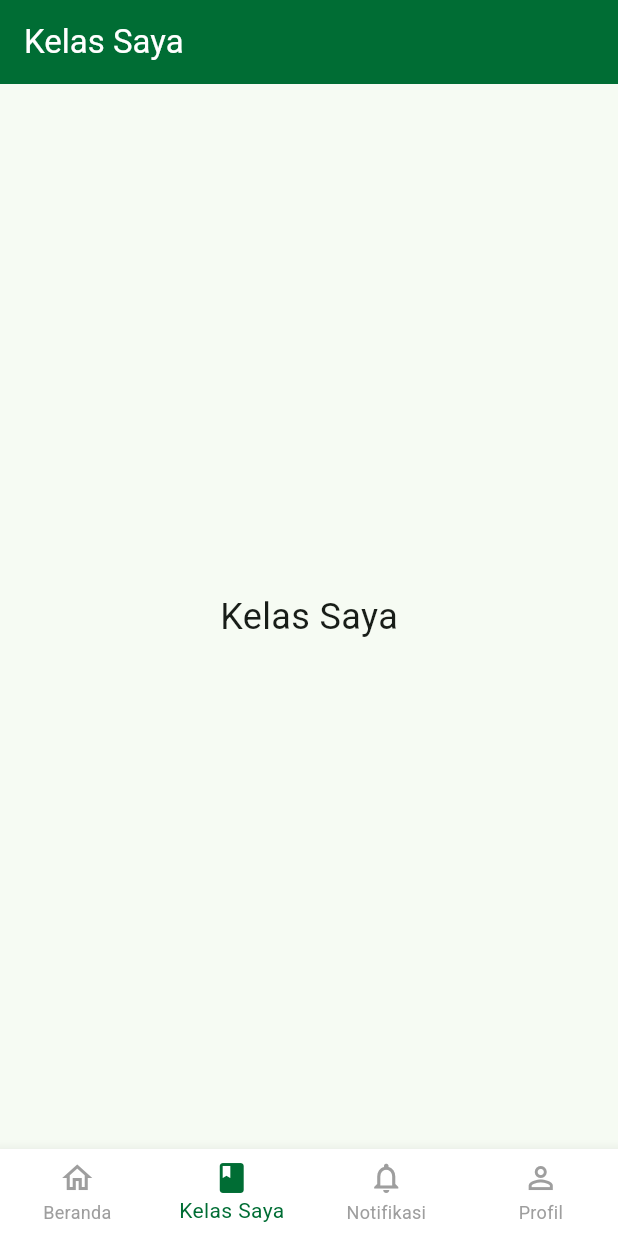
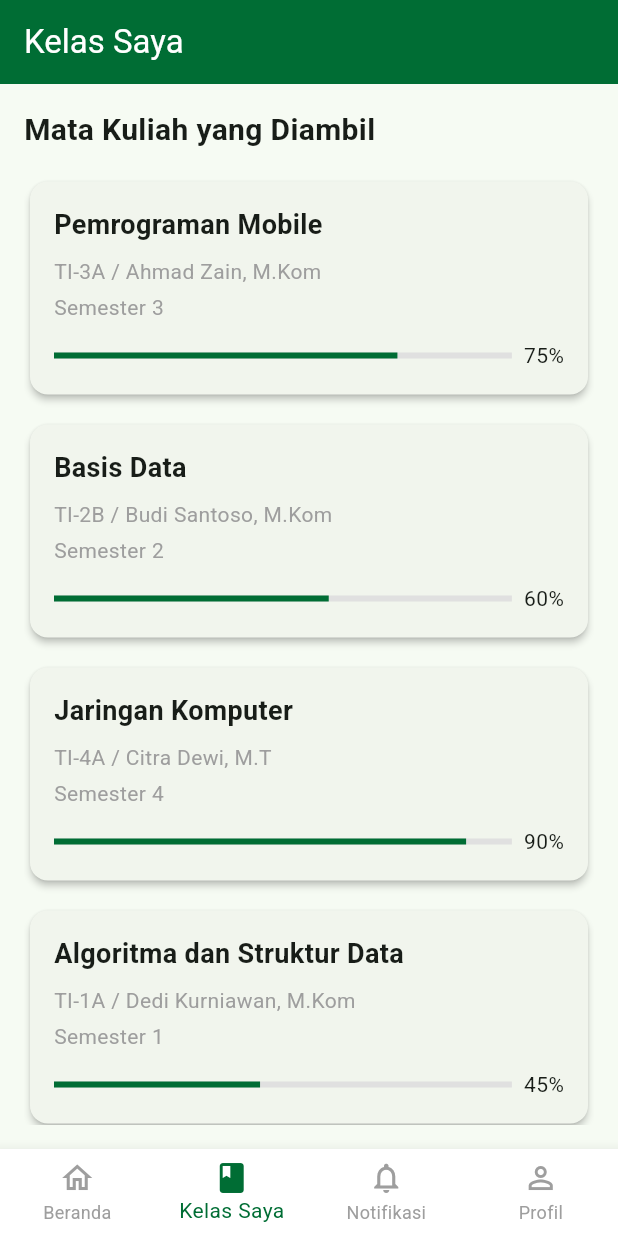
Before and after one commit to rinimaulia09/apk_uimlms, a Flutter app: the screen it shows after launch, item 2 of the bottom bar chosen, on a phone screen of 412 x 824 dp. Run offline on Flutter 3.47's test engine with Material 3 defaults, Android fonts, the phone set to English and light mode, and no system bars.

Commit message:
menambahkan konten untuk halaman kelas saya

```diff
--- a/lib/screens/my_classes_screen.dart
+++ b/lib/screens/my_classes_screen.dart
@@ -11,8 +11,136 @@ class MyClassesScreen extends StatelessWidget {
         backgroundColor: const Color(0xFF006D34), // UIM Green
         foregroundColor: Colors.white,
       ),
-      body: const Center(
-        child: Text('Kelas Saya', style: TextStyle(fontSize: 24)),
+      body: Padding(
+        padding: const EdgeInsets.all(16.0),
+        child: Column(
+          crossAxisAlignment: CrossAxisAlignment.start,
+          children: [
+            const Text(
+              'Mata Kuliah yang Diambil',
+              style: TextStyle(fontSize: 20, fontWeight: FontWeight.bold),
+            ),
+            const SizedBox(height: 16),
+            Expanded(
+              child: ListView(
+                children: [
+                  _buildClassCard(
+                    context,
+                    'Pemrograman Mobile',
+                    'TI-3A / Ahmad Zain, M.Kom',
+                    'Semester 3',
+                    75,
+                  ),
+                  const SizedBox(height: 12),
+                  _buildClassCard(
+                    context,
+                    'Basis Data',
+                    'TI-2B / Budi Santoso, M.Kom',
+                    'Semester 2',
+                    60,
+                  ),
+                  const SizedBox(height: 12),
+                  _buildClassCard(
+                    context,
+                    'Jaringan Komputer',
+                    'TI-4A / Citra Dewi, M.T',
+                    'Semester 4',
+                    90,
+                  ),
+                  const SizedBox(height: 12),
+                  _buildClassCard(
+                    context,
+                    'Algoritma dan Struktur Data',
+                    'TI-1A / Dedi Kurniawan, M.Kom',
+                    'Semester 1',
+                    45,
+                  ),
+                  const SizedBox(height: 12),
+                  _buildClassCard(
+                    context,
+                    'Sistem Operasi',
+                    'TI-3B / Eka Putri, M.T',
+                    'Semester 3',
+                    30,
+                  ),
+                ],
+              ),
+            ),
+          ],
+        ),
+      ),
+    );
+  }
+
+  Widget _buildClassCard(
+    BuildContext context,
+    String courseName,
+    String classInfo,
+    String semester,
+    int progress,
+  ) {
+    return Card(
+      elevation: 2,
+      shape: RoundedRectangleBorder(borderRadius: BorderRadius.circular(12)),
+      child: InkWell(
+        onTap: () {
+          // Navigate to class detail page
+          // For now, show a simple snackbar
+          ScaffoldMessenger.of(context).showSnackBar(
+            SnackBar(
+              content: Text('Navigasi ke detail kelas: $courseName'),
+              backgroundColor: const Color(0xFF006D34),
+            ),
+          );
+        },
+        borderRadius: BorderRadius.circular(12),
+        child: Padding(
+          padding: const EdgeInsets.all(16.0),
+          child: Column(
+            crossAxisAlignment: CrossAxisAlignment.start,
+            children: [
+              Text(
+                courseName,
+                style: const TextStyle(
+                  fontSize: 18,
+                  fontWeight: FontWeight.bold,
+                ),
+              ),
+              const SizedBox(height: 8),
+              Text(
+                classInfo,
+                style: const TextStyle(fontSize: 14, color: Colors.grey),
+              ),
+              const SizedBox(height: 4),
+              Text(
+                semester,
+                style: const TextStyle(fontSize: 14, color: Colors.grey),
+              ),
+              const SizedBox(height: 12),
+              Row(
+                children: [
+                  Expanded(
+                    child: LinearProgressIndicator(
+                      value: progress / 100,
+                      backgroundColor: Colors.grey[300],
+                      valueColor: const AlwaysStoppedAnimation<Color>(
+                        Color(0xFF006D34), // UIM Green
+                      ),
+                    ),
+                  ),
+                  const SizedBox(width: 8),
+                  Text(
+                    '$progress%',
+                    style: const TextStyle(
+                      fontSize: 14,
+                      fontWeight: FontWeight.w500,
+                    ),
+                  ),
+                ],
+              ),
+            ],
+          ),
+        ),
       ),
     );
   }
```
